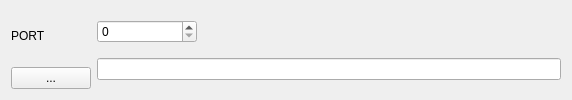
Before: the Qt Designer form qt_server/q_options.ui in Gabriele91/AndroidSilenceAudioRecording, drawn with Qt 5.
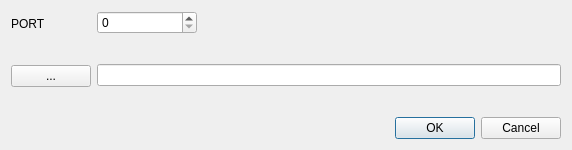
After: the same form once the commit is applied.

Commit message: Added "cancel/ok" buttons in options menù

```diff
--- a/qt_server/q_options.ui
+++ b/qt_server/q_options.ui
@@ -7,34 +7,61 @@
     <x>0</x>
     <y>0</y>
     <width>572</width>
-    <height>100</height>
+    <height>150</height>
    </rect>
   </property>
   <property name="minimumSize">
    <size>
     <width>0</width>
-    <height>100</height>
+    <height>150</height>
    </size>
   </property>
   <property name="maximumSize">
    <size>
     <width>16777215</width>
-    <height>100</height>
+    <height>150</height>
    </size>
   </property>
   <property name="windowTitle">
    <string>Form</string>
   </property>
-  <layout class="QHBoxLayout" name="horizontalLayout_2">
+  <layout class="QVBoxLayout" name="verticalLayout_3">
+   <item>
+    <layout class="QHBoxLayout" name="horizontalLayout_4">
    <item>
     <layout class="QVBoxLayout" name="verticalLayout">
      <item>
       <widget class="QLabel" name="m_lb_port">
+         <property name="sizePolicy">
+          <sizepolicy hsizetype="Minimum" vsizetype="Fixed">
+           <horstretch>0</horstretch>
+           <verstretch>0</verstretch>
+          </sizepolicy>
+         </property>
+         <property name="minimumSize">
+          <size>
+           <width>0</width>
+           <height>25</height>
+          </size>
+         </property>
        <property name="text">
         <string>PORT</string>
        </property>
       </widget>
      </item>
+       <item>
+        <spacer name="verticalSpacer_4">
+         <property name="orientation">
+          <enum>Qt::Vertical</enum>
+         </property>
+         <property name="sizeHint" stdset="0">
+          <size>
+           <width>20</width>
+           <height>40</height>
+          </size>
+         </property>
+        </spacer>
+       </item>
      <item>
       <widget class="QPushButton" name="m_pb_path">
        <property name="text">
@@ -42,6 +69,19 @@
        </property>
       </widget>
      </item>
+       <item>
+        <spacer name="verticalSpacer">
+         <property name="orientation">
+          <enum>Qt::Vertical</enum>
+         </property>
+         <property name="sizeHint" stdset="0">
+          <size>
+           <width>20</width>
+           <height>40</height>
+          </size>
+         </property>
+        </spacer>
+       </item>
     </layout>
    </item>
    <item>
@@ -59,10 +99,45 @@
        </property>
       </widget>
      </item>
+       <item>
+        <spacer name="verticalSpacer_3">
+         <property name="orientation">
+          <enum>Qt::Vertical</enum>
+         </property>
+         <property name="sizeHint" stdset="0">
+          <size>
+           <width>20</width>
+           <height>40</height>
+          </size>
+         </property>
+        </spacer>
+       </item>
      <item>
       <widget class="QLineEdit" name="m_le_path"/>
      </item>
-    </layout>
+       <item>
+        <spacer name="verticalSpacer_2">
+         <property name="orientation">
+          <enum>Qt::Vertical</enum>
+         </property>
+         <property name="sizeHint" stdset="0">
+          <size>
+           <width>20</width>
+           <height>40</height>
+          </size>
+         </property>
+        </spacer>
+       </item>
+      </layout>
+     </item>
+    </layout>
+   </item>
+   <item>
+    <widget class="QDialogButtonBox" name="m_dbb_ok_canel">
+     <property name="standardButtons">
+      <set>QDialogButtonBox::Cancel|QDialogButtonBox::Ok</set>
+     </property>
+    </widget>
    </item>
   </layout>
  </widget>
```
Left out of the diff: 34 changed lines with no effect on the pictures. Lines whose indentation alone changed are shown as unchanged. The commit also changes 3 other files.
